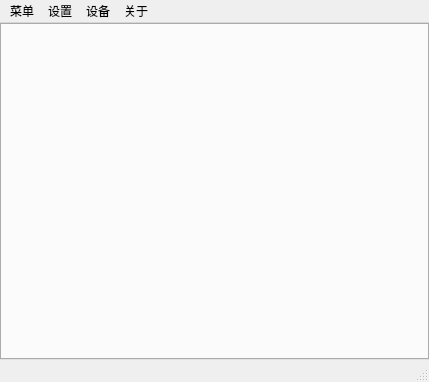
The window that test.ui (Inull-Studio/AutoArknights) describes before a commit, drawn with Qt 5.
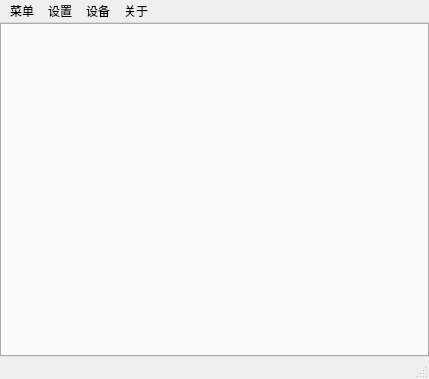
The same window after the commit.

Diff of the .ui file:
```diff
--- a/test.ui
+++ b/test.ui
@@ -7,7 +7,7 @@
     <x>0</x>
     <y>0</y>
     <width>429</width>
-    <height>382</height>
+    <height>379</height>
    </rect>
   </property>
   <property name="windowTitle">
```
